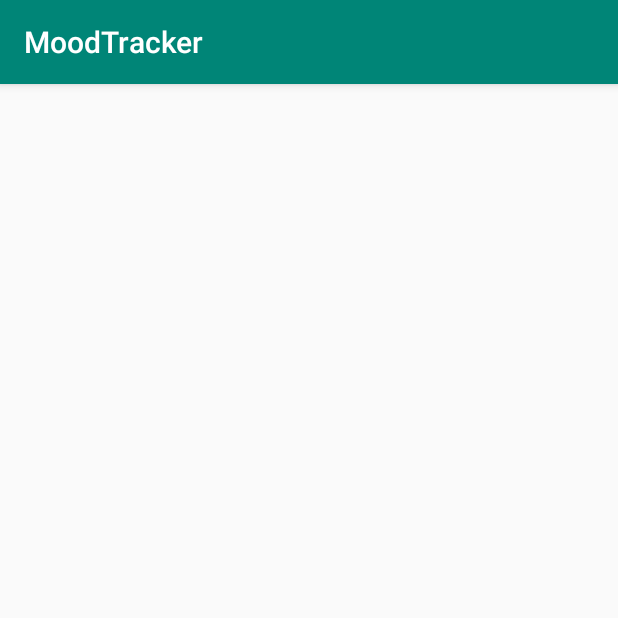
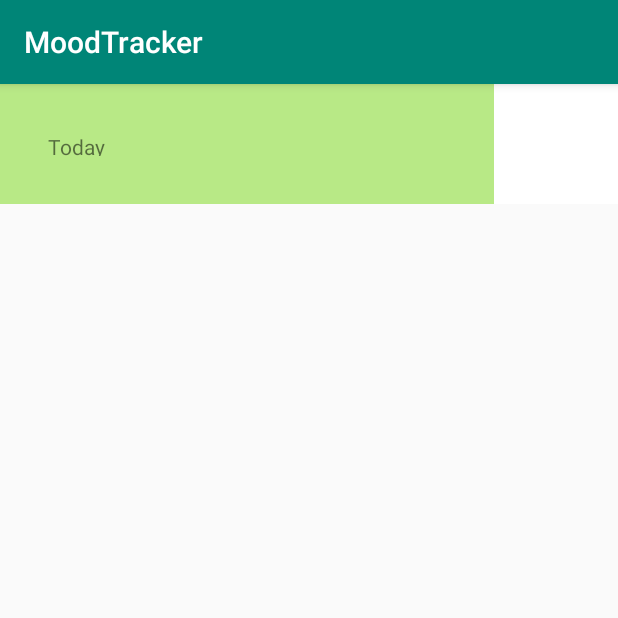
Before and after one commit to bapspatil/MoodTracker, an Android app: the MoodHistoryActivity screen opened directly, with no data from a screen before it, on a phone screen of 412 x 824 dp, the top half of it. Run offline under Robolectric (Android 15) with nearby library versions, the phone set to English and light mode, and no system bars.

Commit message:
[UPDATE] Working Mood History screen

```diff
--- a/app/src/main/java/com/bapspatil/moodtracker/MoodHistoryActivity.java
+++ b/app/src/main/java/com/bapspatil/moodtracker/MoodHistoryActivity.java
@@ -1,13 +1,42 @@
 package com.bapspatil.moodtracker;
 
+import android.content.SharedPreferences;
 import android.os.Bundle;
+import android.preference.PreferenceManager;
 import android.support.v7.app.AppCompatActivity;
+import android.support.v7.widget.LinearLayoutManager;
+import android.support.v7.widget.RecyclerView;
+
+import java.util.ArrayList;
 
 public class MoodHistoryActivity extends AppCompatActivity {
+
+    private RecyclerView moodsRecyclerView;
+
+    private MoodsAdapter moodsAdapter;
+    private SharedPreferences mPreferences;
+    private ArrayList<Integer> moods = new ArrayList<>();
+    private ArrayList<String> comments = new ArrayList<>();
+    private int currentDay;
 
     @Override
     protected void onCreate(Bundle savedInstanceState) {
         super.onCreate(savedInstanceState);
         setContentView(R.layout.activity_mood_history);
+
+        mPreferences = PreferenceManager.getDefaultSharedPreferences(this);
+        currentDay = mPreferences.getInt(SharedPreferencesHelper.KEY_CURRENT_DAY, 1);
+
+        moodsRecyclerView = findViewById(R.id.rv_moods);
+        moodsRecyclerView.setLayoutManager(new LinearLayoutManager(this, LinearLayoutManager.VERTICAL, false));
+        moodsRecyclerView.setHasFixedSize(true);
+
+        for (int i = 0; i < currentDay; i++) {
+            moods.add(mPreferences.getInt("KEY_MOOD" + i, 3));
+            comments.add(mPreferences.getString("KEY_COMMENT" + i, ""));
+        }
+
+        moodsAdapter = new MoodsAdapter(this, currentDay, moods, comments);
+        moodsRecyclerView.setAdapter(moodsAdapter);
     }
 }
--- a/app/src/main/java/com/bapspatil/moodtracker/MoodsAdapter.java
+++ b/app/src/main/java/com/bapspatil/moodtracker/MoodsAdapter.java
@@ -9,18 +9,21 @@ import android.support.v7.widget.RecyclerView;
 import android.view.LayoutInflater;
 import android.view.View;
 import android.view.ViewGroup;
+import android.widget.FrameLayout;
 import android.widget.ImageButton;
 import android.widget.LinearLayout;
 import android.widget.TextView;
 import android.widget.Toast;
 
+import java.util.ArrayList;
+
 public class MoodsAdapter extends RecyclerView.Adapter<MoodsAdapter.MoodViewHolder> {
     private Context mContext;
     private int mCurrentDay;
-    private int[] mMoods;
-    private String[] mComments;
+    private ArrayList<Integer> mMoods;
+    private ArrayList<String> mComments;
 
-    public MoodsAdapter(Context context, int currentDay, int[] moods, String[] comments) {
+    public MoodsAdapter(Context context, int currentDay, ArrayList<Integer> moods, ArrayList<String> comments) {
         this.mContext = context;
         this.mCurrentDay = currentDay;
         this.mMoods = moods;
@@ -37,19 +40,20 @@ public class MoodsAdapter extends RecyclerView.Adapter<MoodsAdapter.MoodViewHold
     @Override
     public void onBindViewHolder(@NonNull MoodViewHolder moodViewHolder, int i) {
         switch (i) {
-            case 5:
+            case 1:
                 moodViewHolder.daysTextView.setText(R.string.yesterday);
                 break;
-            case 6:
+            case 0:
                 moodViewHolder.daysTextView.setText(R.string.today);
                 break;
             default:
-                String daysAgoText = i + mContext.getString(R.string.days_ago);
+                String daysAgoText = (i+1) + " " + mContext.getString(R.string.days_ago);
                 moodViewHolder.daysTextView.setText(daysAgoText);
         }
 
-        int mood = mMoods[i];
-        LinearLayout.LayoutParams layoutParams = new LinearLayout.LayoutParams(0, ViewGroup.LayoutParams.WRAP_CONTENT);
+        int mood = mMoods.get(i);
+        LinearLayout.LayoutParams leftLayoutParams = new LinearLayout.LayoutParams(0, ViewGroup.LayoutParams.MATCH_PARENT);
+        LinearLayout.LayoutParams rightLayoutParams = new LinearLayout.LayoutParams(0, ViewGroup.LayoutParams.MATCH_PARENT);
         float weight;
         switch (mood) {
             case 0:
@@ -70,11 +74,13 @@ public class MoodsAdapter extends RecyclerView.Adapter<MoodsAdapter.MoodViewHold
             default:
                 weight = 0.8f;
         }
-        layoutParams.weight = weight;
-        moodViewHolder.parentLinearLayout.setLayoutParams(layoutParams);
-        moodViewHolder.parentLinearLayout.setBackgroundResource(Constants.moodColorsArray[mood]);
+        leftLayoutParams.weight = weight;
+        rightLayoutParams.weight = 1.0f - weight;
+        moodViewHolder.leftFrameLayout.setLayoutParams(leftLayoutParams);
+        moodViewHolder.rightFrameLayout.setLayoutParams(rightLayoutParams);
+        moodViewHolder.leftFrameLayout.setBackgroundResource(Constants.moodColorsArray[mood]);
 
-        final String comment = mComments[i];
+        final String comment = mComments.get(i);
         if (comment != null && !comment.isEmpty()) {
             moodViewHolder.commentButton.setVisibility(View.VISIBLE);
             moodViewHolder.commentButton.setOnClickListener(new View.OnClickListener() {
@@ -90,18 +96,20 @@ public class MoodsAdapter extends RecyclerView.Adapter<MoodsAdapter.MoodViewHold
 
     @Override
     public int getItemCount() {
-        return mMoods.length;
+        return mMoods.size();
     }
 
     public class MoodViewHolder extends RecyclerView.ViewHolder {
-        private LinearLayout parentLinearLayout;
+        private FrameLayout leftFrameLayout;
+        private FrameLayout rightFrameLayout;
         private ImageButton commentButton;
         private TextView daysTextView;
 
         public MoodViewHolder(View itemView) {
             super(itemView);
 
-            parentLinearLayout = itemView.findViewById(R.id.parent_linear_layout);
+            leftFrameLayout = itemView.findViewById(R.id.left_frame_layout);
+            rightFrameLayout = itemView.findViewById(R.id.right_frame_layout);
             commentButton = itemView.findViewById(R.id.btn_show_comment);
             daysTextView = itemView.findViewById(R.id.tv_days);
         }
--- a/app/src/main/res/layout/activity_mood_history.xml
+++ b/app/src/main/res/layout/activity_mood_history.xml
@@ -8,6 +8,6 @@
     <android.support.v7.widget.RecyclerView
         android:id="@+id/rv_moods"
         android:layout_width="match_parent"
-        android:layout_height="match_parent"
+        android:layout_height="wrap_content"
         tools:listItem="@layout/item_mood" />
 </RelativeLayout>
--- a/app/src/main/res/layout/item_mood.xml
+++ b/app/src/main/res/layout/item_mood.xml
@@ -1,29 +1,42 @@
 <?xml version="1.0" encoding="utf-8"?><!--
     Created by Bapusaheb Patil {@link https://bapspatil.com}
 -->
+
 <LinearLayout xmlns:android="http://schemas.android.com/apk/res/android"
     xmlns:tools="http://schemas.android.com/tools"
-    android:id="@+id/parent_linear_layout"
     android:layout_width="match_parent"
-    android:layout_height="wrap_content"
+    android:layout_height="80dp"
+    android:orientation="horizontal">
+
+    <FrameLayout
+        android:id="@+id/left_frame_layout"
+        android:layout_width="0dp"
+        android:layout_height="match_parent"
+        android:layout_weight="20"
         android:orientation="horizontal"
         android:padding="32dp"
         tools:background="@color/colorSuperHappy">
 
         <TextView
             android:id="@+id/tv_days"
-        style="@style/Base.TextAppearance.AppCompat.Subhead"
-        android:layout_width="0dp"
+            android:layout_width="wrap_content"
             android:layout_height="wrap_content"
-        android:layout_weight="9"
             tools:text="Five days ago" />
 
         <ImageButton
             android:id="@+id/btn_show_comment"
-        android:layout_width="0dp"
+            android:layout_width="wrap_content"
             android:layout_height="wrap_content"
-        android:layout_weight="1"
+            android:layout_gravity="end|center_vertical"
             android:background="@null"
             android:contentDescription="@string/show_comment_button"
             android:src="@drawable/ic_comment_black_48px" />
+    </FrameLayout>
+
+    <FrameLayout
+        android:id="@+id/right_frame_layout"
+        android:layout_width="0dp"
+        android:layout_height="match_parent"
+        android:layout_weight="20"
+        android:background="#FFFFFF" />
 </LinearLayout>
```
Lines whose indentation alone changed are shown as unchanged.
